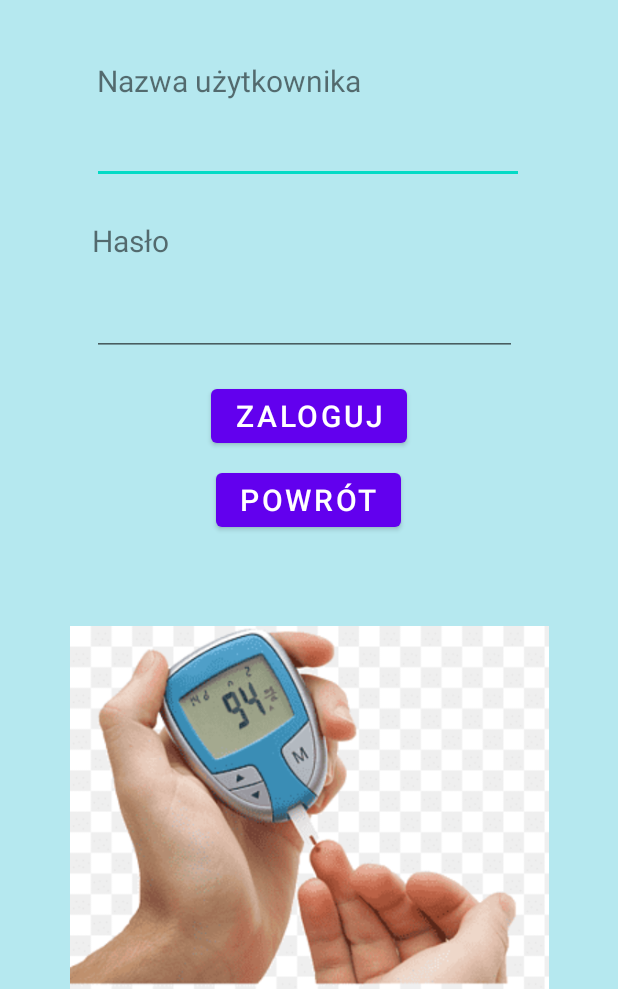
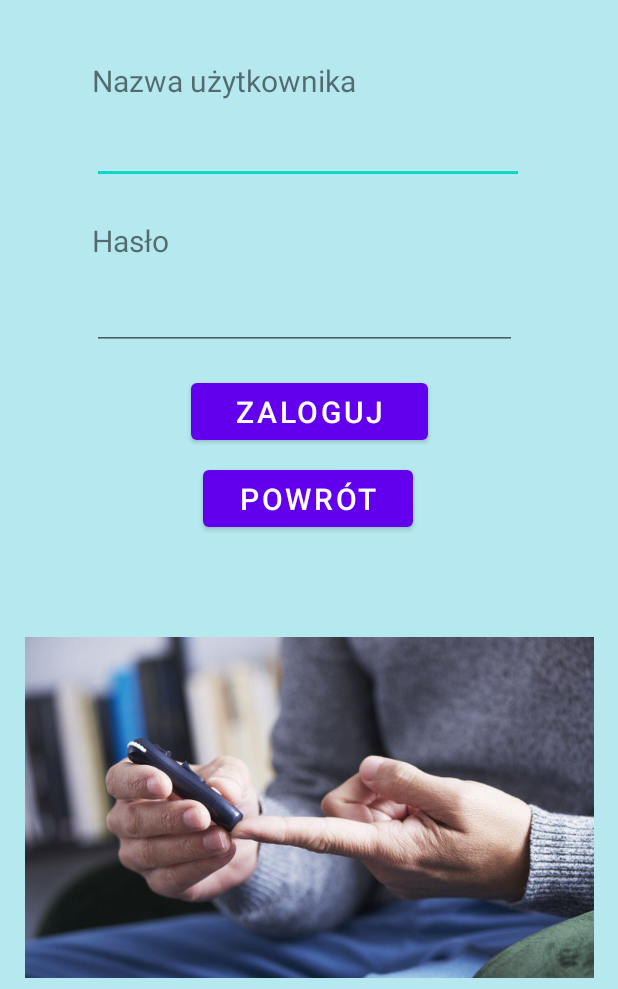
Before and after one commit to paulinaduras/DailyGlucose, an Android app: the EkranLogowania screen opened directly, with no data from a screen before it, on a phone screen of 412 x 824 dp, the part 247-1236 px from its top. Run offline under Robolectric (Android 15) with nearby library versions, the phone set to English and light mode, and no system bars.

Commit message:
Poprawiony Ekran Startu + Logowania

```diff
--- a/app/src/main/java/com/example/dailyglucose/EkranLogowania.kt
+++ b/app/src/main/java/com/example/dailyglucose/EkranLogowania.kt
@@ -1,7 +1,9 @@
 package com.example.dailyglucose
 
+import android.content.Intent
 import androidx.appcompat.app.AppCompatActivity
 import android.os.Bundle
+import android.view.View
 import android.widget.Button
 import android.widget.EditText
 
@@ -9,8 +11,8 @@ class EkranLogowania : AppCompatActivity() {
 
     private var logowanieNazwaUzytkownika: EditText? = null
     private var logowanieHaslo: EditText? = null
-    private var btnLogowanie1: Button? = null
-    private var btnLogowanie2: Button? = null
+    private var btnLogowania: Button? = null
+    private var btnPowrotu: Button? = null
 
     override fun onCreate(savedInstanceState: Bundle?) {
         super.onCreate(savedInstanceState)
@@ -18,8 +20,19 @@ class EkranLogowania : AppCompatActivity() {
 
         logowanieNazwaUzytkownika = findViewById(R.id.textLogowanie3)
         logowanieHaslo = findViewById(R.id.textLogowanie5)
-        btnLogowanie1 = findViewById(R.id.btnLogowanie1)
-        btnLogowanie2 = findViewById(R.id.btnLogowanie2)
+        btnLogowania = findViewById(R.id.btnLogowania)
+        btnPowrotu = findViewById(R.id.btnPowrotu)
 
+        btnPowrotu?.setOnClickListener(object : View.OnClickListener{
+            override fun onClick(v: View?) {
+                openMainActivity()
+            }
+        })
+    }
+
+    // ta metoda pozwala na przechodzenie z obecnego widoku na widok MainActivity
+    private fun openMainActivity(){
+        val intent = Intent(this, MainActivity::class.java)
+        startActivity(intent)
     }
 }
--- a/app/src/main/res/layout/activity_ekran_logowania.xml
+++ b/app/src/main/res/layout/activity_ekran_logowania.xml
@@ -29,7 +29,7 @@
         android:text="Nazwa użytkownika"
         android:textSize="20sp"
         app:layout_constraintEnd_toEndOf="parent"
-        app:layout_constraintHorizontal_bias="0.274"
+        app:layout_constraintHorizontal_bias="0.261"
         app:layout_constraintStart_toStartOf="parent"
         app:layout_constraintTop_toBottomOf="@+id/textLogowanie1" />
 
@@ -61,7 +61,7 @@
         android:id="@+id/textLogowanie5"
         android:layout_width="283dp"
         android:layout_height="43dp"
-        android:layout_marginTop="20dp"
+        android:layout_marginTop="16dp"
         android:ems="10"
         android:inputType="textPassword"
         app:layout_constraintEnd_toEndOf="parent"
@@ -70,9 +70,9 @@
         app:layout_constraintTop_toBottomOf="@+id/textLogowanie4" />
 
     <Button
-        android:id="@+id/btnLogowanie1"
-        android:layout_width="wrap_content"
-        android:layout_height="wrap_content"
+        android:id="@+id/btnLogowania"
+        android:layout_width="158dp"
+        android:layout_height="50dp"
         android:layout_marginTop="16dp"
         android:text="ZALOGUJ"
         android:textSize="20sp"
@@ -81,16 +81,16 @@
         app:layout_constraintTop_toBottomOf="@+id/textLogowanie5" />
 
     <Button
-        android:id="@+id/btnLogowanie2"
-        android:layout_width="wrap_content"
-        android:layout_height="wrap_content"
+        android:id="@+id/btnPowrotu"
+        android:layout_width="140dp"
+        android:layout_height="50dp"
         android:layout_marginTop="8dp"
-        android:text="Powrót"
+        android:text="POWRÓT"
         android:textSize="20sp"
         app:layout_constraintEnd_toEndOf="parent"
         app:layout_constraintHorizontal_bias="0.498"
         app:layout_constraintStart_toStartOf="parent"
-        app:layout_constraintTop_toBottomOf="@+id/btnLogowanie1" />
+        app:layout_constraintTop_toBottomOf="@+id/btnLogowania" />
 
     <ImageView
         android:id="@+id/imageView"
@@ -99,7 +99,7 @@
         app:layout_constraintBottom_toBottomOf="parent"
         app:layout_constraintEnd_toEndOf="parent"
         app:layout_constraintStart_toStartOf="parent"
-        app:layout_constraintTop_toBottomOf="@+id/btnLogowanie2"
+        app:layout_constraintTop_toBottomOf="@+id/btnPowrotu"
         app:layout_constraintVertical_bias="1.0"
-        app:srcCompat="@drawable/png_clipart_blood_sugar_glucose_test_diabetes_mellitus_blood_glucose_meters_blood_glucose_monitoring_blood_miscellaneous_hand_thumbnail" />
+        app:srcCompat="@drawable/pomiar_cukru" />
 </androidx.constraintlayout.widget.ConstraintLayout>
```
Also changed, not shown: app/src/main/res/layout/activity_main.xml (+16 -15 lines), app/src/main/res/drawable/pomiar_cukru.jpg (added).
